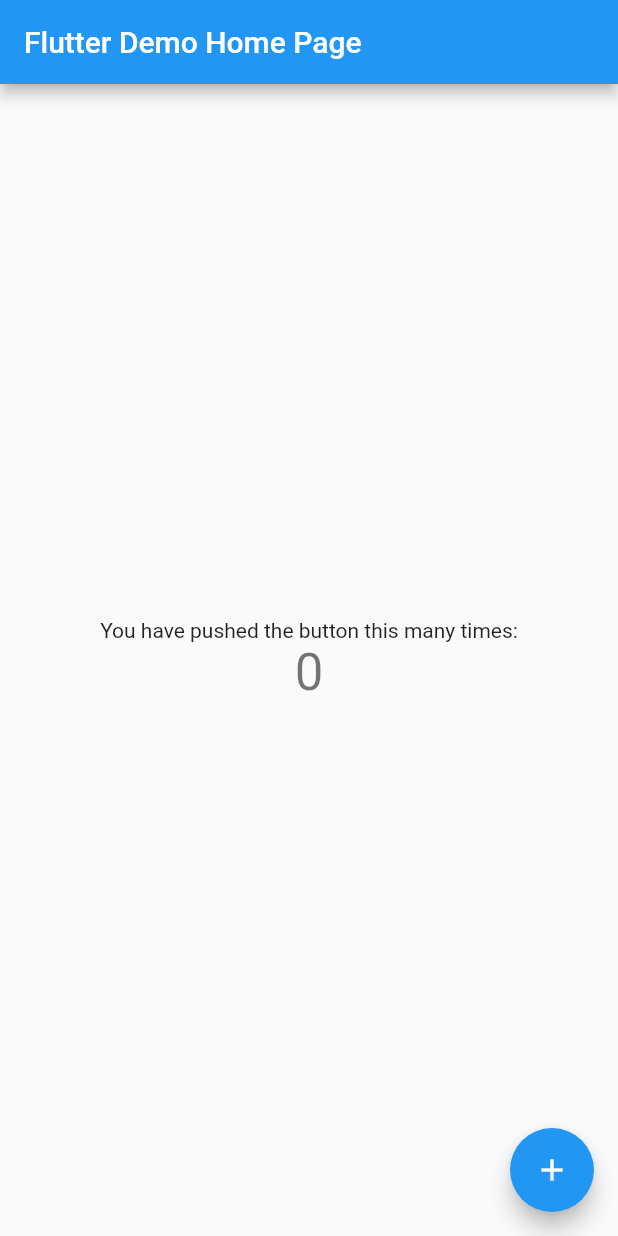
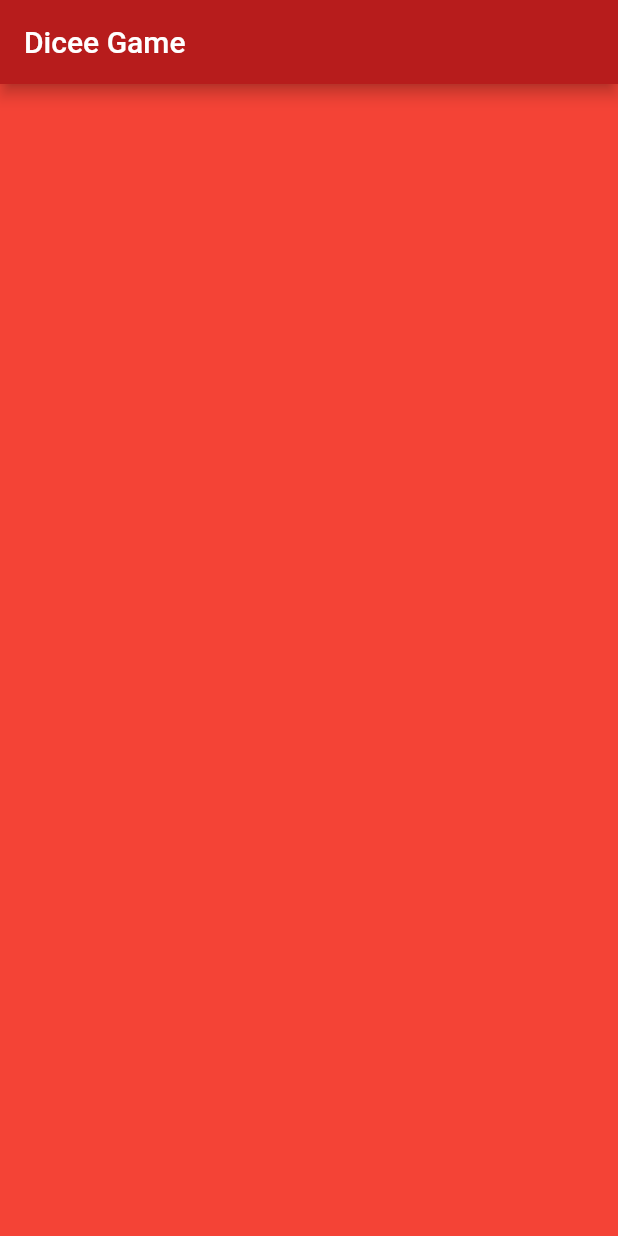
Before and after one commit to PATHAKABHISHEK/Dicee, a Flutter app: the screen it shows after launch, on a phone screen of 412 x 824 dp. Run offline on Flutter 3.47's test engine with Material 2 defaults, Android fonts, the phone set to English and light mode, and no system bars.

Commit message:
created MyApp widget

```diff
--- a/lib/main.dart
+++ b/lib/main.dart
@@ -1,111 +1,33 @@
 import 'package:flutter/material.dart';
 
-void main() => runApp(MyApp());
+void main() {
+  runApp(MyApp());
+}
 
 class MyApp extends StatelessWidget {
-  // This widget is the root of your application.
   @override
   Widget build(BuildContext context) {
     return MaterialApp(
-      title: 'Flutter Demo',
-      theme: ThemeData(
-        // This is the theme of your application.
-        //
-        // Try running your application with "flutter run". You'll see the
-        // application has a blue toolbar. Then, without quitting the app, try
-        // changing the primarySwatch below to Colors.green and then invoke
-        // "hot reload" (press "r" in the console where you ran "flutter run",
-        // or simply save your changes to "hot reload" in a Flutter IDE).
-        // Notice that the counter didn't reset back to zero; the application
-        // is not restarted.
-        primarySwatch: Colors.blue,
+      home: Scaffold(
+        backgroundColor: Colors.red,
+        appBar: AppBar(
+          backgroundColor: Colors.red[900],
+          title: Text('Dicee Game'),
+        ),
+        body: DiceeApp(),
       ),
-      home: MyHomePage(title: 'Flutter Demo Home Page'),
     );
   }
 }
 
-class MyHomePage extends StatefulWidget {
-  MyHomePage({Key key, this.title}) : super(key: key);
-
-  // This widget is the home page of your application. It is stateful, meaning
-  // that it has a State object (defined below) that contains fields that affect
-  // how it looks.
-
-  // This class is the configuration for the state. It holds the values (in this
-  // case the title) provided by the parent (in this case the App widget) and
-  // used by the build method of the State. Fields in a Widget subclass are
-  // always marked "final".
-
-  final String title;
-
+class DiceeApp extends StatefulWidget {
   @override
-  _MyHomePageState createState() => _MyHomePageState();
+  _DiceeAppState createState() => _DiceeAppState();
 }
 
-class _MyHomePageState extends State<MyHomePage> {
-  int _counter = 0;
-
-  void _incrementCounter() {
-    setState(() {
-      // This call to setState tells the Flutter framework that something has
-      // changed in this State, which causes it to rerun the build method below
-      // so that the display can reflect the updated values. If we changed
-      // _counter without calling setState(), then the build method would not be
-      // called again, and so nothing would appear to happen.
-      _counter++;
-    });
-  }
-
+class _DiceeAppState extends State<DiceeApp> {
   @override
   Widget build(BuildContext context) {
-    // This method is rerun every time setState is called, for instance as done
-    // by the _incrementCounter method above.
-    //
-    // The Flutter framework has been optimized to make rerunning build methods
-    // fast, so that you can just rebuild anything that needs updating rather
-    // than having to individually change instances of widgets.
-    return Scaffold(
-      appBar: AppBar(
-        // Here we take the value from the MyHomePage object that was created by
-        // the App.build method, and use it to set our appbar title.
-        title: Text(widget.title),
-      ),
-      body: Center(
-        // Center is a layout widget. It takes a single child and positions it
-        // in the middle of the parent.
-        child: Column(
-          // Column is also layout widget. It takes a list of children and
-          // arranges them vertically. By default, it sizes itself to fit its
-          // children horizontally, and tries to be as tall as its parent.
-          //
-          // Invoke "debug painting" (press "p" in the console, choose the
-          // "Toggle Debug Paint" action from the Flutter Inspector in Android
-          // Studio, or the "Toggle Debug Paint" command in Visual Studio Code)
-          // to see the wireframe for each widget.
-          //
-          // Column has various properties to control how it sizes itself and
-          // how it positions its children. Here we use mainAxisAlignment to
-          // center the children vertically; the main axis here is the vertical
-          // axis because Columns are vertical (the cross axis would be
-          // horizontal).
-          mainAxisAlignment: MainAxisAlignment.center,
-          children: <Widget>[
-            Text(
-              'You have pushed the button this many times:',
-            ),
-            Text(
-              '$_counter',
-              style: Theme.of(context).textTheme.display1,
-            ),
-          ],
-        ),
-      ),
-      floatingActionButton: FloatingActionButton(
-        onPressed: _incrementCounter,
-        tooltip: 'Increment',
-        child: Icon(Icons.add),
-      ), // This trailing comma makes auto-formatting nicer for build methods.
-    );
+    return Container();
   }
 }
```
